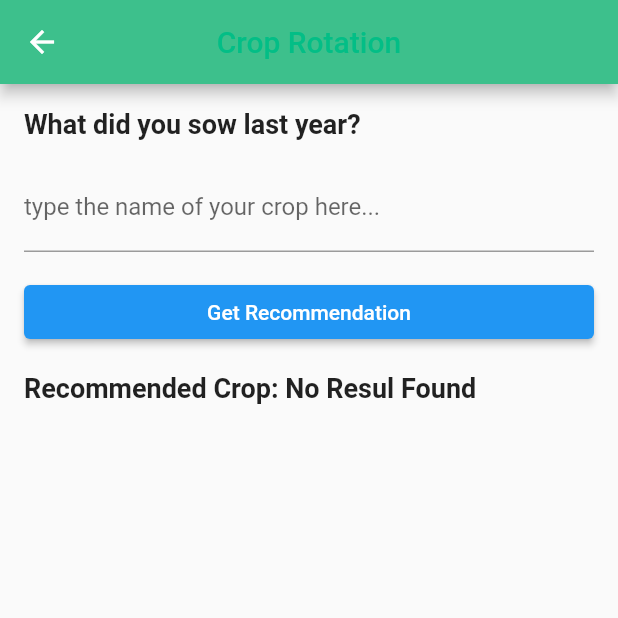
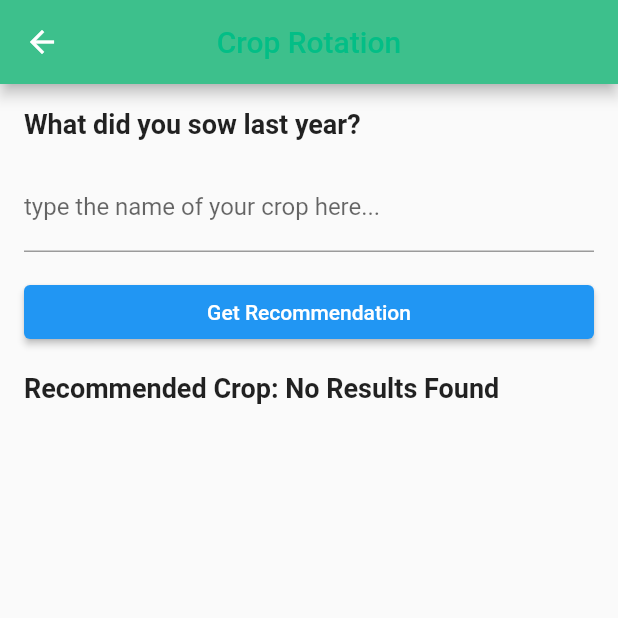
Before and after one commit to segni-tafesse/ethio_agri_smart, a Flutter app: the CropRecommendationPage screen opened directly, after a tap on "Get Recommendation", on a phone screen of 412 x 824 dp, the top half of it. Run offline on Flutter 3.47's test engine with Material 2 defaults, Android fonts, the phone set to English and light mode, and no system bars; our stand-ins replace flutter_markdown, flutter_spinkit, image_picker, internet_connection_checker, share; key blocks and very long unbroken strings in the code were emptied for the run.

Commit message:
change a little

```diff
--- a/lib/rotation.dart
+++ b/lib/rotation.dart
@@ -14,53 +14,53 @@ class _CropRecommendationPageState extends State<CropRecommendationPage> {
   void recommendCrop() {
     setState(() {
       lastYearCrop = lastYearCropController.text;
-      if (lastYearCrop == 'Maize') {
+      if (lastYearCrop == 'Maize' || lastYearCrop == 'maize') {
         recommendedCrop =
             '\n-soybeans\n-peas\n-wheat\-barley\n-broccoli\n-cabbage\n-cauliflower\n-potatoessweet\n-potatoes\n-carrots\n\nReason:\n-Diversify nutrient uptake patterns in the soil.\n-Break pest and disease cycles associated with maize.\n-Help control weeds by disrupting their life cycles.\n-Improve soil health, structure, and water-holding capacity.\n-Reduce the risk of carryover and promote healthier crops.\n-Provide opportunities to diversify income sources.';
-      } else if (lastYearCrop == 'Wheat') {
+      } else if (lastYearCrop == 'Wheat' || lastYearCrop == 'wheat') {
         recommendedCrop =
             '\n-Maize \n-Barley or Oats\n-Canola\n-Forage Crops\n-Cover Crops\n-soybeans\n-peas\n-\n\n\nReason:\n-Diversify nutrient uptake patterns in the soil.\n-Break pest and disease cycles associated with wheat.\n-Help control weeds by disrupting their life cycles.\n-Improve soil health, structure, and water-holding capacity.\n-Improve soil health, structure, and water-holding capacity.\n-Promote sustainable nutrient management by reducing reliance on synthetic fertilizers.\n-Promote sustainable nutrient management by reducing reliance on synthetic fertilizers.';
-      } else if (lastYearCrop == 'Soybean') {
+      } else if (lastYearCrop == 'Soybean' || lastYearCrop == 'soybean') {
         recommendedCrop =
             '\n-wheat\n-barley or oats\n-Corn (Maize)\n-radishes\n-broccoli\n-cabbage\n-cauliflower\n-potatoes\n-sweet potatoes\n-carrots\n\nReason: \n-Diversify nutrient uptake patterns in the soil.\n-Break pest and disease cycles associated with soybeans.\n-Help control weeds by disrupting their life cycles.\n-Improve soil health, structure, and fertility.\n-Reduce the risk of carryover and promote healthier crops.\n-Reduce the risk of carryover and promote healthier crops. ';
-      } else if (lastYearCrop == 'Rice') {
+      } else if (lastYearCrop == 'Rice' || lastYearCrop == 'rice') {
         recommendedCrop =
             '\n-beans\n-peas\n-pinach\n-lettuce\n-kale\n-sweet potatoes\n-carrots\n-radishes\n-broccoli\n-cabbage\n-cauliflower\n\nReason:\n-Diversify nutrient uptake patterns in the soil.\n-Break pest and disease cycles associated with rice.\n-Help control weeds by disrupting their life cycles.\n-Improve soil health, structure, and fertility.\n-Reduce the risk of carryover and promote healthier crops.\n-Provide opportunities to diversify income sources.';
-      } else if (lastYearCrop == 'Sorghum') {
+      } else if (lastYearCrop == 'Sorghum' || lastYearCrop == 'sorghum') {
         recommendedCrop =
             '\n-soybeans\n-sweet potatoes\n-carrots\n-spinach\n-lettuce\n-kale\n-maize \n-wheat\n-millet\n\nReason:\n-Diversify nutrient uptake patterns in the soil.\n-Break pest and disease cycles associated with sorghum.\n-Help control weeds by disrupting their life cycles.\n-Improve soil health, structure, and fertility.\n-Reduce the risk of carryover and promote healthier crops.\n-Provide opportunities to diversify income sources.';
-      } else if (lastYearCrop == 'Tommatoes') {
+      } else if (lastYearCrop == 'Tommatoes' || lastYearCrop == 'tomatoes') {
         recommendedCrop =
             '\n-beans\n-peas\n-spinach\n-lettuce\n-kale\n-radishes\n-broccoli\n-cabbage\n-cauliflower\n\nReason:\n-Diversify nutrient uptake patterns in the soil.\n-Break pest and disease cycles associated with Tomatoes.\n-Help control weeds by disrupting their life cycles.\n-Improve soil health, structure, and fertility.\n-Reduce the risk of carryover and promote healthier crops.\n-Provide opportunities to diversify income sources.';
-      } else if (lastYearCrop == 'Kale') {
+      } else if (lastYearCrop == 'Kale' || lastYearCrop == 'kale') {
         recommendedCrop =
             '\n-beans\n-peas\n-spinach\n-lettuce\n-radishes\n-n-soybeans\n-carrots\n-broccoli\n-cabbage\n-cauliflower\n-onions\n-garlic\n-swiss chard\n\nReason:\n-Diversify nutrient uptake patterns in the soil.\n-Break pest and disease cycles associated with Kale.\n-Help control weeds by disrupting their life cycles.\n-Improve soil health, structure, and fertility.\n-Reduce the risk of carryover and promote healthier crops.\n-Provide opportunities to diversify income sources.';
-      } else if (lastYearCrop == 'Beans') {
+      } else if (lastYearCrop == 'Beans' || lastYearCrop == 'beans') {
         recommendedCrop =
             '\n-peas\n-spinach\n-lettuce\n-kale\-carrots\n-radishes\n-broccoli\n-cabbage\n-cauliflower\n-onions\n-garlic\n\nReason:\n-Diversify nutrient uptake patterns in the soil.\n-Break pest and disease cycles associated with Beans.\n-Help control weeds by disrupting their life cycles.\n-Improve soil health, structure, and fertility.\n-Reduce the risk of carryover and promote healthier crops.\n-Provide opportunities to diversify income sources.';
-      } else if (lastYearCrop == 'Millet') {
+      } else if (lastYearCrop == 'Millet' || lastYearCrop == 'millet') {
         recommendedCrop =
             '\n-maize\n-wheat\n-barley\n-sweet potatoes\n-carrots\n potatoed\n-sweet potatoes\n-carrots\n-sunflower\n-sesame\n- sorghum\n\nReason:\n-Diversify nutrient uptake patterns in the soil.\n-Break pest and disease cycles associated with rice.\n-Help control weeds by disrupting their life cycles.\n-Improve soil health, structure, and fertility.\n-Reduce the risk of carryover and promote healthier crops.\n-Provide opportunities to diversify income sources.';
-      } else if (lastYearCrop == 'Lettuce') {
+      } else if (lastYearCrop == 'Lettuce' || lastYearCrop == 'lettuce') {
         recommendedCrop =
             '\n-beans\n-peas\n-carrots\n-radishes\n-broccoli\n-cabbage\n-cauliflower\n-radishes\n-onions\n-garlic\n- tomatoes\n-peppers\n eggplants \nReason:\n-Diversify nutrient uptake patterns in the soil.\n-Break pest and disease cycles associated with Lettuce.\n-Help control weeds by disrupting their life cycles.\n-Improve soil health, structure, and fertility.\n-Reduce the risk of carryover and promote healthier crops.\n-Provide opportunities to diversify income sources.';
-      } else if (lastYearCrop == 'Potatoes') {
+      } else if (lastYearCrop == 'Potatoes' || lastYearCrop == 'potatoes') {
         recommendedCrop =
             '\n-beans\n-peas\n-spinach\n-lettuce\n-kale\n-broccoli\n-cabbage\n-cauliflower\n-maize\n-wheat\n-barley\n-onions\n-garlic\n\nReason:\n-Diversify nutrient uptake patterns in the soil.\n-Break pest and disease cycles associated with Potatoes.\n-Help control weeds by disrupting their life cycles.\n-Improve soil health, structure, and fertility.\n-Reduce the risk of carryover and promote healthier crops.\n-Provide opportunities to diversify income sources.';
-      } else if (lastYearCrop == 'Sugaracane') {
+      } else if (lastYearCrop == 'Sugar Cane' || lastYearCrop == 'sugar cane') {
         recommendedCrop =
             '\n-peas\n-soybeans\n-sweet potatoes\n-carrots\n-maize\n-wheat\n-barley\n-sorghum\n\nReason:\n-Diversify nutrient uptake patterns in the soil.\n-Break pest and disease cycles associated with Sugarcane.\n-Help control weeds by disrupting their life cycles.\n-Improve soil health, structure, and fertility.\n-Reduce the risk of carryover and promote healthier crops.\n-Provide opportunities to diversify income sources.';
-      } else if (lastYearCrop == 'Sunflower') {
+      } else if (lastYearCrop == 'Sunflower' || lastYearCrop == 'sunflower') {
         recommendedCrop =
             '\n-beans\n-peas\n-pinach\n-lettuce\n-kale\n-sweet potatoes\n-carrots\n-radishes\n-broccoli\n-cabbage\n-cauliflower\n-broccoli\n-cabbage\n-cauliflower\n\nReason:\n-Diversify nutrient uptake patterns in the soil.\n-Break pest and disease cycles associated with Sunflower.\n-Help control weeds by disrupting their life cycles.\n-Improve soil health, structure, and fertility.\n-Reduce the risk of carryover and promote healthier crops.\n-Provide opportunities to diversify income sources.';
-      } else if (lastYearCrop == 'Teff') {
+      } else if (lastYearCrop == 'Teff' || lastYearCrop == 'teff') {
         recommendedCrop =
             '\n-beans\n-peas\n-sweet potatoes\n-potatoes\n-carrots\n-wheat\n-barley\n-sesame\n-sunfloer\n-sorghum\n-maize\n\nReason:\n-Diversify nutrient uptake patterns in the soil.\n-Break pest and disease cycles associated with Teff.\n-Help control weeds by disrupting their life cycles.\n-Improve soil health, structure, and fertility.\n-Reduce the risk of carryover and promote healthier crops.\n-Provide opportunities to diversify income sources.';
-      } else if (lastYearCrop == 'Peas') {
+      } else if (lastYearCrop == 'Peas' || lastYearCrop == 'peas') {
         recommendedCrop =
             '\n-spinach\n-lettuce\n-kale\n-carrots\n-radishes\n-broccoli\n-cabbage\n-cauliflower\n-tomatoes\n-peppers\n-eggplants\n-onions\n-garlic\n\nReason:\n-Diversify nutrient uptake patterns in the soil.\n-Break pest and disease cycles associated with Peas.\n-Help control weeds by disrupting their life cycles.\n-Improve soil health, structure, and fertility.\n-Reduce the risk of carryover and promote healthier crops.\n-Provide opportunities to diversify income sources.';
       } else {
-        recommendedCrop = 'No Resul Found';
+        recommendedCrop = 'No Results Found';
       }
     });
   }
```
Also changed, not shown: lib/fer.dart (+6 -5 lines), lib/main.dart (+11 -5 lines), lib/navigation_drawer.dart (+9 -0 lines), lib/onepage.dart (+19 -1 lines), lib/Help.dart (added).
